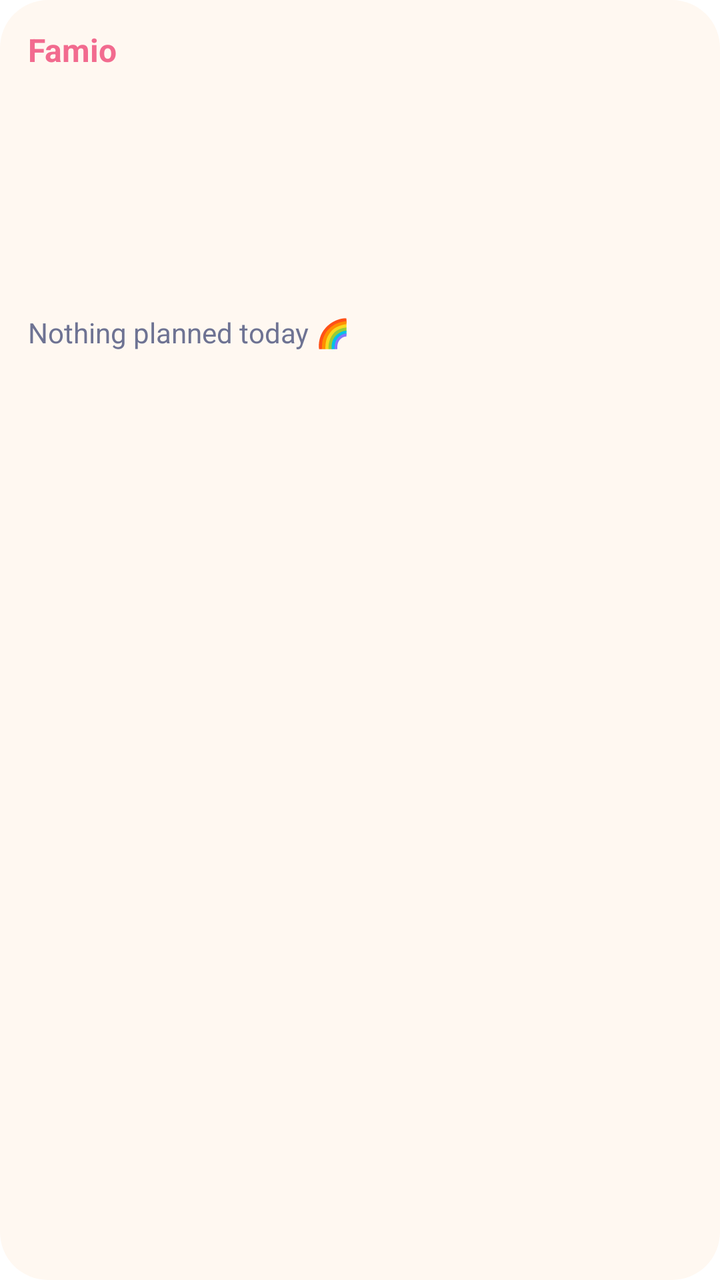
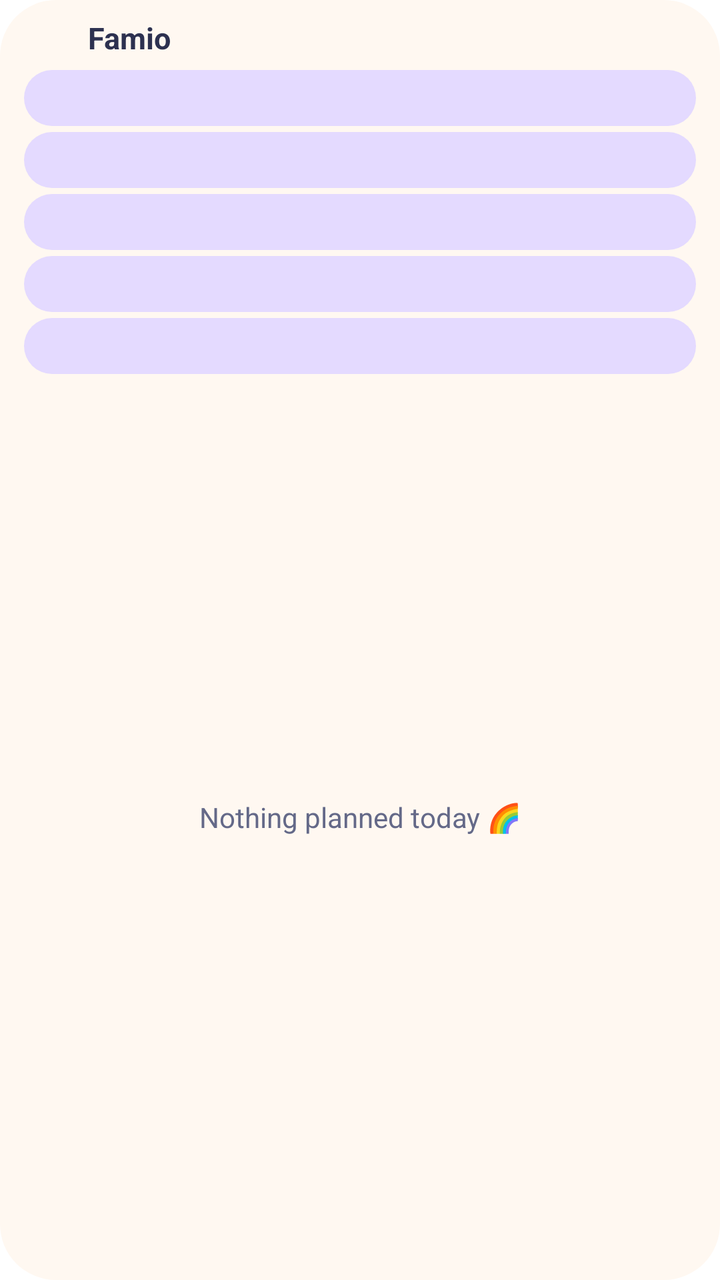

The first picture is an Android layout as it rendered before a commit; the second is the same layout after the commit. The layout source and the unified diff follow.
<!-- AndroidManifest.xml: fallback theme Theme.MaterialComponents.DayNight.NoActionBar -->
<!-- res/layout/famio_widget.xml -->
<?xml version="1.0" encoding="utf-8"?>
<LinearLayout xmlns:android="http://schemas.android.com/apk/res/android"
    android:id="@+id/widget_root"
    android:layout_width="match_parent"
    android:layout_height="match_parent"
    android:background="@drawable/widget_background"
    android:orientation="vertical"
    android:padding="14dp">

    <TextView
        android:id="@+id/widget_title"
        android:layout_width="match_parent"
        android:layout_height="wrap_content"
        android:text="Famio"
        android:textColor="#FFF26B8F"
        android:textSize="16sp"
        android:textStyle="bold"
        android:paddingBottom="6dp" />

    <TextView android:id="@+id/widget_line1" style="@style/FamioWidgetLine" />
    <TextView android:id="@+id/widget_line2" style="@style/FamioWidgetLine" />
    <TextView android:id="@+id/widget_line3" style="@style/FamioWidgetLine" />
    <TextView android:id="@+id/widget_line4" style="@style/FamioWidgetLine" />
    <TextView android:id="@+id/widget_line5" style="@style/FamioWidgetLine" />

    <TextView
        android:id="@+id/widget_empty"
        android:layout_width="match_parent"
        android:layout_height="wrap_content"
        android:text="@string/widget_nothing_today"
        android:textColor="#FF6E7393"
        android:textSize="14sp" />
</LinearLayout>
<!-- resources referenced by this layout -->
<resources>
  <!-- drawable widget_background (drawable) -->
  <?xml version="1.0" encoding="utf-8"?>
  <shape xmlns:android="http://schemas.android.com/apk/res/android" android:shape="rectangle">
      <solid android:color="#FFFFF8F1" />
      <corners android:radius="24dp" />
  </shape>
  <string name="widget_nothing_today">Nothing planned today 🌈</string>
  <style name="FamioWidgetLine">
          <item name="android:layout_width">match_parent</item>
          <item name="android:layout_height">wrap_content</item>
          <item name="android:textColor">#FF2D3150</item>
          <item name="android:textSize">14sp</item>
          <item name="android:maxLines">1</item>
          <item name="android:ellipsize">end</item>
          <item name="android:paddingTop">2dp</item>
          <item name="android:paddingBottom">2dp</item>
      </style>
</resources>

<!-- the commit's change to res/layout/famio_widget.xml (unified diff, before → after) -->
@@ -5,29 +5,80 @@
     android:layout_height="match_parent"
     android:background="@drawable/widget_background"
     android:orientation="vertical"
-    android:padding="14dp">
+    android:paddingStart="12dp"
+    android:paddingEnd="12dp"
+    android:paddingTop="8dp"
+    android:paddingBottom="10dp">
 
-    <TextView
-        android:id="@+id/widget_title"
+    <LinearLayout
         android:layout_width="match_parent"
         android:layout_height="wrap_content"
-        android:text="Famio"
-        android:textColor="#FFF26B8F"
-        android:textSize="16sp"
-        android:textStyle="bold"
-        android:paddingBottom="6dp" />
+        android:gravity="center_vertical"
+        android:orientation="horizontal"
+        android:paddingStart="2dp"
+        android:paddingEnd="2dp"
+        android:paddingBottom="2dp">
 
-    <TextView android:id="@+id/widget_line1" style="@style/FamioWidgetLine" />
-    <TextView android:id="@+id/widget_line2" style="@style/FamioWidgetLine" />
-    <TextView android:id="@+id/widget_line3" style="@style/FamioWidgetLine" />
-    <TextView android:id="@+id/widget_line4" style="@style/FamioWidgetLine" />
-    <TextView android:id="@+id/widget_line5" style="@style/FamioWidgetLine" />
+        <ImageView
+            android:layout_width="22dp"
+            android:layout_height="22dp"
+            android:importantForAccessibility="no"
+            android:src="@mipmap/ic_launcher" />
+
+        <TextView
+            android:layout_width="wrap_content"
+            android:layout_height="wrap_content"
+            android:layout_marginStart="8dp"
+            android:text="Famio"
+            android:textColor="@color/widget_ink"
+            android:textSize="15sp"
+            android:textStyle="bold" />
+
+        <TextView
+            android:id="@+id/widget_date"
+            android:layout_width="0dp"
+            android:layout_height="wrap_content"
+            android:layout_weight="1"
+            android:layout_marginStart="8dp"
+            android:ellipsize="end"
+            android:gravity="end"
+            android:maxLines="1"
+            android:textColor="@color/widget_ink_soft"
+            android:textSize="13sp" />
+    </LinearLayout>
+
+    <LinearLayout android:id="@+id/widget_row0" style="@style/FamioWidgetRow">
+        <TextView android:id="@+id/widget_lead0" style="@style/FamioWidgetLead" />
+        <TextView android:id="@+id/widget_text0" style="@style/FamioWidgetText" />
+    </LinearLayout>
+
+    <LinearLayout android:id="@+id/widget_row1" style="@style/FamioWidgetRow">
+        <TextView android:id="@+id/widget_lead1" style="@style/FamioWidgetLead" />
+        <TextView android:id="@+id/widget_text1" style="@style/FamioWidgetText" />
+    </LinearLayout>
+
+    <LinearLayout android:id="@+id/widget_row2" style="@style/FamioWidgetRow">
+        <TextView android:id="@+id/widget_lead2" style="@style/FamioWidgetLead" />
+        <TextView android:id="@+id/widget_text2" style="@style/FamioWidgetText" />
+    </LinearLayout>
+
+    <LinearLayout android:id="@+id/widget_row3" style="@style/FamioWidgetRow">
+        <TextView android:id="@+id/widget_lead3" style="@style/FamioWidgetLead" />
+        <TextView android:id="@+id/widget_text3" style="@style/FamioWidgetText" />
+    </LinearLayout>
+
+    <LinearLayout android:id="@+id/widget_row4" style="@style/FamioWidgetRow">
+        <TextView android:id="@+id/widget_lead4" style="@style/FamioWidgetLead" />
+        <TextView android:id="@+id/widget_text4" style="@style/FamioWidgetText" />
+    </LinearLayout>
 
     <TextView
         android:id="@+id/widget_empty"
         android:layout_width="match_parent"
-        android:layout_height="wrap_content"
+        android:layout_height="0dp"
+        android:layout_weight="1"
+        android:gravity="center"
         android:text="@string/widget_nothing_today"
-        android:textColor="#FF6E7393"
+        android:textColor="@color/widget_ink_soft"
         android:textSize="14sp" />
 </LinearLayout>
<!-- resource entries referenced after the edit -->
@@ -1,21 +1,71 @@
 <!-- resources referenced by this layout -->
 <resources>
+  <color name="widget_ink">#FF2D3150</color>
+  <color name="widget_ink_soft">#FF646988</color>
   <!-- drawable widget_background (drawable) -->
   <?xml version="1.0" encoding="utf-8"?>
   <shape xmlns:android="http://schemas.android.com/apk/res/android" android:shape="rectangle">
-      <solid android:color="#FFFFF8F1" />
-      <corners android:radius="24dp" />
+      <solid android:color="@color/widget_bg" />
+      <corners android:radius="28dp" />
   </shape>
+  <!-- mipmap ic_launcher (mipmap-anydpi-v26) -->
+  <?xml version="1.0" encoding="utf-8"?>
+  <adaptive-icon xmlns:android="http://schemas.android.com/apk/res/android">
+    <background android:drawable="@drawable/ic_launcher_background"/>
+    <foreground android:drawable="@drawable/ic_launcher_foreground"/>
+    
+    <monochrome android:drawable="@drawable/ic_launcher_monochrome"/>
+  </adaptive-icon>
   <string name="widget_nothing_today">Nothing planned today 🌈</string>
-  <style name="FamioWidgetLine">
+  <style name="FamioWidgetLead">
+          <item name="android:layout_width">wrap_content</item>
+          <item name="android:layout_height">wrap_content</item>
+          <item name="android:minWidth">22dp</item>
+          <item name="android:layout_marginEnd">8dp</item>
+          <item name="android:textColor">@color/widget_ink</item>
+          <item name="android:textSize">13sp</item>
+          <item name="android:textStyle">bold</item>
+          <item name="android:maxLines">1</item>
+      </style>
+  <style name="FamioWidgetRow">
           <item name="android:layout_width">match_parent</item>
           <item name="android:layout_height">wrap_content</item>
-          <item name="android:textColor">#FF2D3150</item>
-          <item name="android:textSize">14sp</item>
+          <item name="android:layout_marginTop">3dp</item>
+          <item name="android:minHeight">28dp</item>
+          <item name="android:orientation">horizontal</item>
+          <item name="android:gravity">center_vertical</item>
+          <item name="android:paddingStart">10dp</item>
+          <item name="android:paddingEnd">10dp</item>
+          <item name="android:paddingTop">3dp</item>
+          <item name="android:paddingBottom">3dp</item>
+          <item name="android:background">@drawable/widget_row_event</item>
+      </style>
+  <style name="FamioWidgetText">
+          <item name="android:layout_width">0dp</item>
+          <item name="android:layout_height">wrap_content</item>
+          <item name="android:layout_weight">1</item>
+          <item name="android:textColor">@color/widget_ink</item>
+          <item name="android:textSize">13sp</item>
           <item name="android:maxLines">1</item>
           <item name="android:ellipsize">end</item>
-          <item name="android:paddingTop">2dp</item>
-          <item name="android:paddingBottom">2dp</item>
       </style>
+  <color name="widget_bg">#FFFFF8F1</color>
+  <!-- drawable ic_launcher_background (drawable) -->
+  <?xml version="1.0" encoding="utf-8"?>
+  <shape xmlns:android="http://schemas.android.com/apk/res/android">
+      <gradient
+          android:angle="270"
+          android:startColor="#FFB88C"
+          android:endColor="#EF6891" />
+  </shape>
+  <!-- drawable ic_launcher_foreground: png bitmap (drawable-hdpi, 2428 bytes) -->
+  <!-- drawable ic_launcher_monochrome: png bitmap (drawable-hdpi, 2152 bytes) -->
+  <!-- drawable widget_row_event (drawable) -->
+  <?xml version="1.0" encoding="utf-8"?>
+  <shape xmlns:android="http://schemas.android.com/apk/res/android" android:shape="rectangle">
+      <solid android:color="@color/widget_row_event" />
+      <corners android:radius="14dp" />
+  </shape>
+  <color name="widget_row_event">#FFE4DAFF</color>
 </resources>
 
